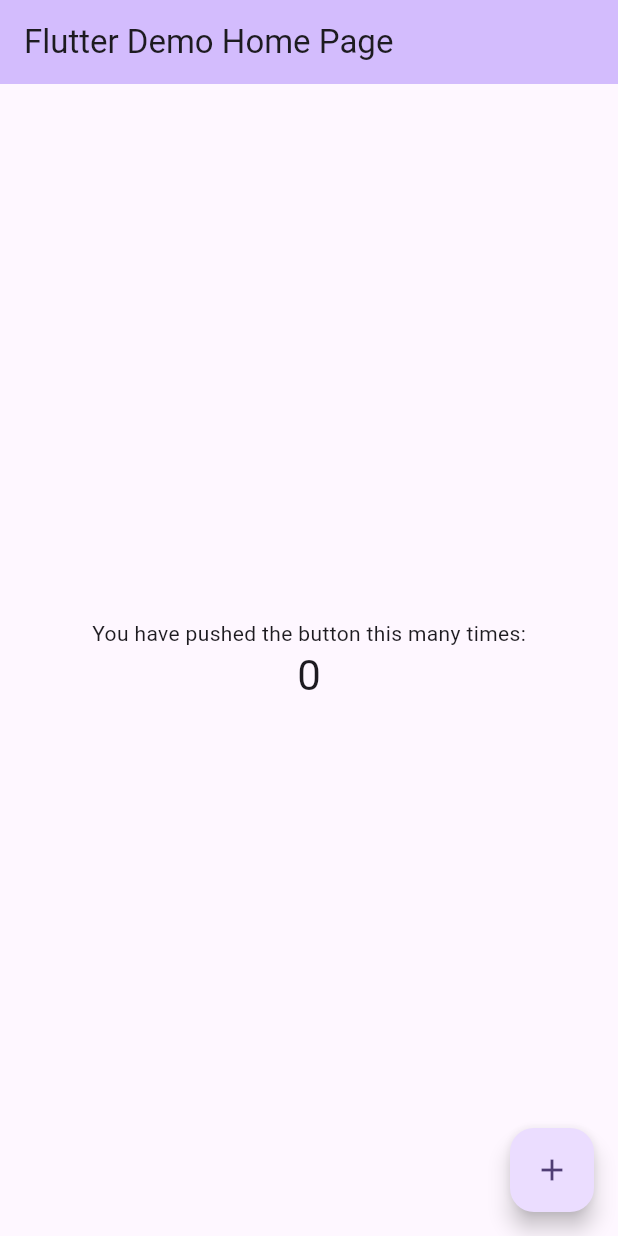
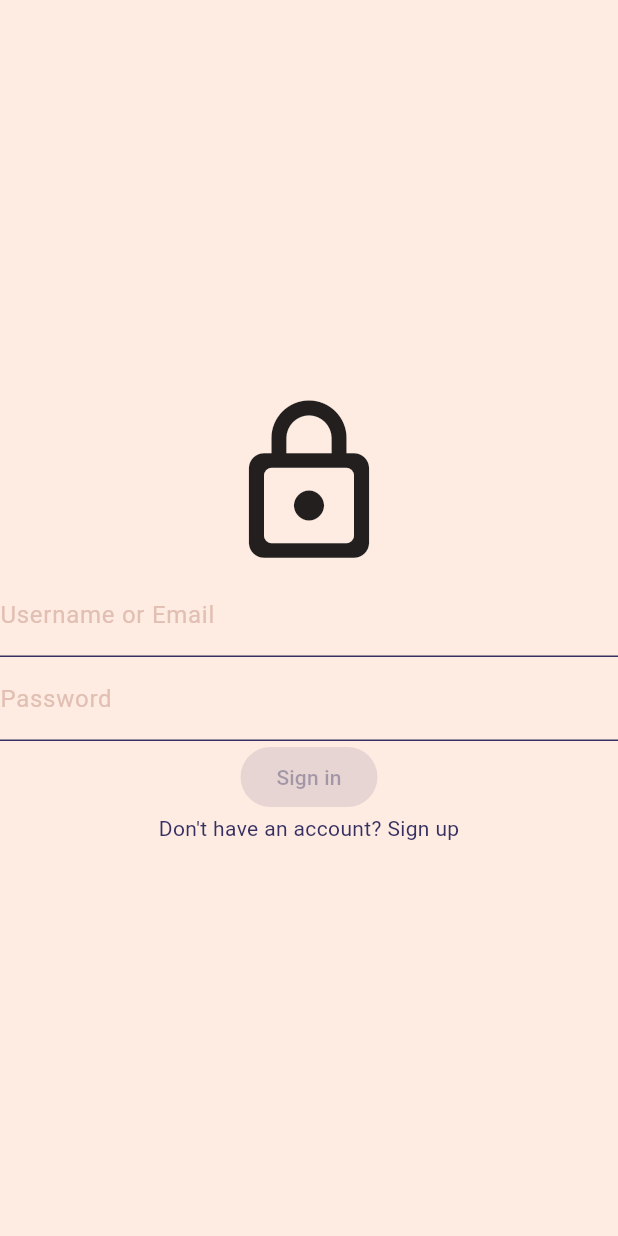
Before and after one commit to Kitch05/CodePositive2024-FinancialTracker, a Flutter app: the screen it shows after launch, on a phone screen of 412 x 824 dp. Run offline on Flutter 3.47's test engine with Material 3 defaults, Android fonts, the phone set to English and light mode, and no system bars.

Commit message:
Login page initialized

```diff
--- a/analysis_options.yaml
+++ b/analysis_options.yaml
@@ -7,6 +7,10 @@
 
 # The following line activates a set of recommended lints for Flutter apps,
 # packages, and plugins designed to encourage good coding practices.
+analyzer:
+  errors:
+    prefer_const_constructors: ignore
+    prefer_const_literals_to_create_immutables: ignore
 include: package:flutter_lints/flutter.yaml
 
 linter:
--- a/lib/main.dart
+++ b/lib/main.dart
@@ -1,7 +1,13 @@
+import 'package:financial_tracker/pages/login.dart';
+import 'package:financial_tracker/themes/themeProvider.dart';
 import 'package:flutter/material.dart';
+import 'package:provider/provider.dart';
 
 void main() {
-  runApp(const MyApp());
+  runApp(ChangeNotifierProvider(
+    create: (context) => ThemeProvider(),
+    child: const MyApp(),
+  ));
 }
 
 class MyApp extends StatelessWidget {
@@ -11,115 +17,9 @@ class MyApp extends StatelessWidget {
   @override
   Widget build(BuildContext context) {
     return MaterialApp(
-      title: 'Flutter Demo',
-      theme: ThemeData(
-        // This is the theme of your application.
-        //
-        // TRY THIS: Try running your application with "flutter run". You'll see
-        // the application has a purple toolbar. Then, without quitting the app,
-        // try changing the seedColor in the colorScheme below to Colors.green
-        // and then invoke "hot reload" (save your changes or press the "hot
-        // reload" button in a Flutter-supported IDE, or press "r" if you used
-        // the command line to start the app).
-        //
-        // Notice that the counter didn't reset back to zero; the application
-        // state is not lost during the reload. To reset the state, use hot
-        // restart instead.
-        //
-        // This works for code too, not just values: Most code changes can be
-        // tested with just a hot reload.
-        colorScheme: ColorScheme.fromSeed(seedColor: Colors.deepPurple),
-        useMaterial3: true,
-      ),
-      home: const MyHomePage(title: 'Flutter Demo Home Page'),
+      debugShowCheckedModeBanner: false,
+      theme: Provider.of<ThemeProvider>(context).themedata,
+      home: const Login(),
     );
   }
 }
-
-class MyHomePage extends StatefulWidget {
-  const MyHomePage({super.key, required this.title});
-
-  // This widget is the home page of your application. It is stateful, meaning
-  // that it has a State object (defined below) that contains fields that affect
-  // how it looks.
-
-  // This class is the configuration for the state. It holds the values (in this
-  // case the title) provided by the parent (in this case the App widget) and
-  // used by the build method of the State. Fields in a Widget subclass are
-  // always marked "final".
-
-  final String title;
-
-  @override
-  State<MyHomePage> createState() => _MyHomePageState();
-}
-
-class _MyHomePageState extends State<MyHomePage> {
-  int _counter = 0;
-
-  void _incrementCounter() {
-    setState(() {
-      // This call to setState tells the Flutter framework that something has
-      // changed in this State, which causes it to rerun the build method below
-      // so that the display can reflect the updated values. If we changed
-      // _counter without calling setState(), then the build method would not be
-      // called again, and so nothing would appear to happen.
-      _counter++;
-    });
-  }
-
-  @override
-  Widget build(BuildContext context) {
-    // This method is rerun every time setState is called, for instance as done
-    // by the _incrementCounter method above.
-    //
-    // The Flutter framework has been optimized to make rerunning build methods
-    // fast, so that you can just rebuild anything that needs updating rather
-    // than having to individually change instances of widgets.
-    return Scaffold(
-      appBar: AppBar(
-        // TRY THIS: Try changing the color here to a specific color (to
-        // Colors.amber, perhaps?) and trigger a hot reload to see the AppBar
-        // change color while the other colors stay the same.
-        backgroundColor: Theme.of(context).colorScheme.inversePrimary,
-        // Here we take the value from the MyHomePage object that was created by
-        // the App.build method, and use it to set our appbar title.
-        title: Text(widget.title),
-      ),
-      body: Center(
-        // Center is a layout widget. It takes a single child and positions it
-        // in the middle of the parent.
-        child: Column(
-          // Column is also a layout widget. It takes a list of children and
-          // arranges them vertically. By default, it sizes itself to fit its
-          // children horizontally, and tries to be as tall as its parent.
-          //
-          // Column has various properties to control how it sizes itself and
-          // how it positions its children. Here we use mainAxisAlignment to
-          // center the children vertically; the main axis here is the vertical
-          // axis because Columns are vertical (the cross axis would be
-          // horizontal).
-          //
-          // TRY THIS: Invoke "debug painting" (choose the "Toggle Debug Paint"
-          // action in the IDE, or press "p" in the console), to see the
-          // wireframe for each widget.
-          mainAxisAlignment: MainAxisAlignment.center,
-          children: <Widget>[
-            const Text(
-              'You have pushed the button this many times:',
-            ),
-            Text(
-              '$_counter',
-              style: Theme.of(context).textTheme.headlineMedium,
-            ),
-          ],
-        ),
-      ),
-      floatingActionButton: FloatingActionButton(
-        onPressed: _incrementCounter,
-        tooltip: 'Increment',
-        child: const Icon(Icons.add),
-      ), // This trailing comma makes auto-formatting nicer for build methods.
-    );
-  }
-}
--- /dev/null
+++ b/lib/pages/login.dart
@@ -0,0 +1,61 @@
+import 'package:flutter/material.dart';
+
+class Login extends StatelessWidget {
+  const Login({super.key});
+
+  @override
+  Widget build(BuildContext context) {
+    return Scaffold(
+      backgroundColor: Theme.of(context).colorScheme.surface,
+      body: Column(
+        mainAxisAlignment: MainAxisAlignment.center,
+        crossAxisAlignment: CrossAxisAlignment.center,
+        children: [
+          // Logo
+          Icon(
+            Icons.lock_outline_rounded,
+            size: 120,
+          ),
+
+          // Username or Email Text
+          // Input Text
+          TextField(
+            textAlign: TextAlign.center,
+            decoration: InputDecoration(
+                label: Text("Username or Email"),
+                labelStyle:
+                    TextStyle(color: Theme.of(context).colorScheme.secondary),
+                hoverColor: Theme.of(context).colorScheme.onSurface),
+          ),
+
+          TextField(
+            textAlign: TextAlign.center,
+            obscureText: true,
+            decoration: InputDecoration(
+              label: Text("Password"),
+              labelStyle:
+                  TextStyle(color: Theme.of(context).colorScheme.secondary),
+              hoverColor: Theme.of(context).colorScheme.onSurface,
+            ),
+          ),
+
+          // Sign in button
+          ElevatedButton(
+            onPressed: null,
+            child: Text(
+              "Sign in",
+              textAlign: TextAlign.center,
+            ),
+          ),
+
+          // Register / Sign up
+          Text("Don't have an account? Sign up")
+
+          // or <LINE>
+
+          // Google Apple Logos
+        ],
+      ),
+    );
+  }
+}
--- /dev/null
+++ b/lib/themes/darkMode.dart
@@ -0,0 +1,14 @@
+import 'package:flutter/material.dart';
+
+ThemeData darkMode = ThemeData(
+    colorScheme: const ColorScheme(
+  brightness: Brightness.light,
+  primary: Color.fromRGBO(49, 54, 63, 1),
+  onPrimary: Color.fromRGBO(238, 238, 238, 1),
+  secondary: Color.fromRGBO(66, 71, 105, 1),
+  onSecondary: Color.fromRGBO(238, 238, 238, 1),
+  error: Color.fromRGBO(201, 104, 104, 1),
+  onError: Color.fromRGBO(201, 104, 104, 1),
+  surface: Color.fromRGBO(34, 40, 49, 1),
+  onSurface: Color.fromRGBO(238, 238, 238, 1),
+));
--- /dev/null
+++ b/lib/themes/lightMode.dart
@@ -0,0 +1,14 @@
+import 'package:flutter/material.dart';
+
+ThemeData lightMode = ThemeData(
+    colorScheme: const ColorScheme(
+  brightness: Brightness.light,
+  primary: Color.fromRGBO(247, 222, 208, 1),
+  onPrimary: Color.fromRGBO(54, 48, 98, 1),
+  secondary: Color.fromRGBO(226, 191, 179, 1),
+  onSecondary: Color.fromRGBO(54, 48, 98, 1),
+  error: Color.fromRGBO(201, 104, 104, 1),
+  onError: Color.fromRGBO(201, 104, 104, 1),
+  surface: Color.fromRGBO(254, 236, 226, 1),
+  onSurface: Color.fromRGBO(54, 48, 98, 1),
+));
--- /dev/null
+++ b/lib/themes/themeProvider.dart
@@ -0,0 +1,25 @@
+import 'package:flutter/material.dart';
+import 'package:financial_tracker/themes/lightMode.dart';
+import 'package:financial_tracker/themes/darkMode.dart';
+
+class ThemeProvider with ChangeNotifier {
+  ThemeData _themeData = lightMode;
+
+  ThemeData get themedata => _themeData;
+
+  bool get isDarkMode => _themeData == darkMode;
+
+  set themeData(ThemeData themedata) {
+    _themeData = themedata;
+
+    notifyListeners();
+  }
+
+  void toggleTheme() {
+    if (_themeData == lightMode) {
+      themeData = darkMode;
+    } else {
+      _themeData = lightMode;
+    }
+  }
+}
--- a/pubspec.yaml
+++ b/pubspec.yaml
@@ -30,7 +30,8 @@ environment:
 dependencies:
   flutter:
     sdk: flutter
-
+  intl: any
+  provider: ^5.0.0
 
   # The following adds the Cupertino Icons font to your application.
   # Use with the CupertinoIcons class for iOS style icons.
@@ -62,6 +63,8 @@ flutter:
   # assets:
   #   - images/a_dot_burr.jpeg
   #   - images/a_dot_ham.jpeg
+  assets:
+    - lib/assets/
 
   # An image asset can refer to one or more resolution-specific "variants", see
   # https://flutter.dev/to/resolution-aware-images
```
Also changed, not shown: lib/pages/home.dart (added, +19 -0 lines), lib/assets/apple.png (added), lib/assets/google.png (added), pubspec.lock.
